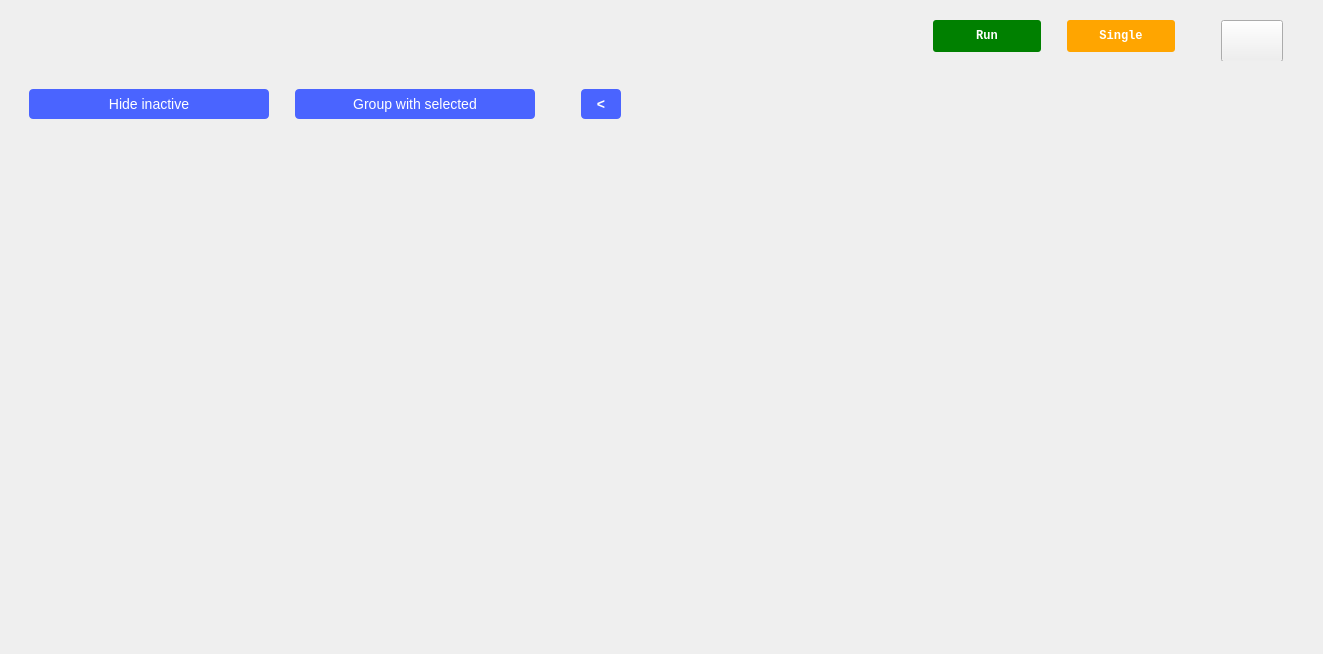
This is ui/logic_analyzer.ui in analogdevicesinc/scopy as Qt 5 draws it before an edit. The edited form follows.
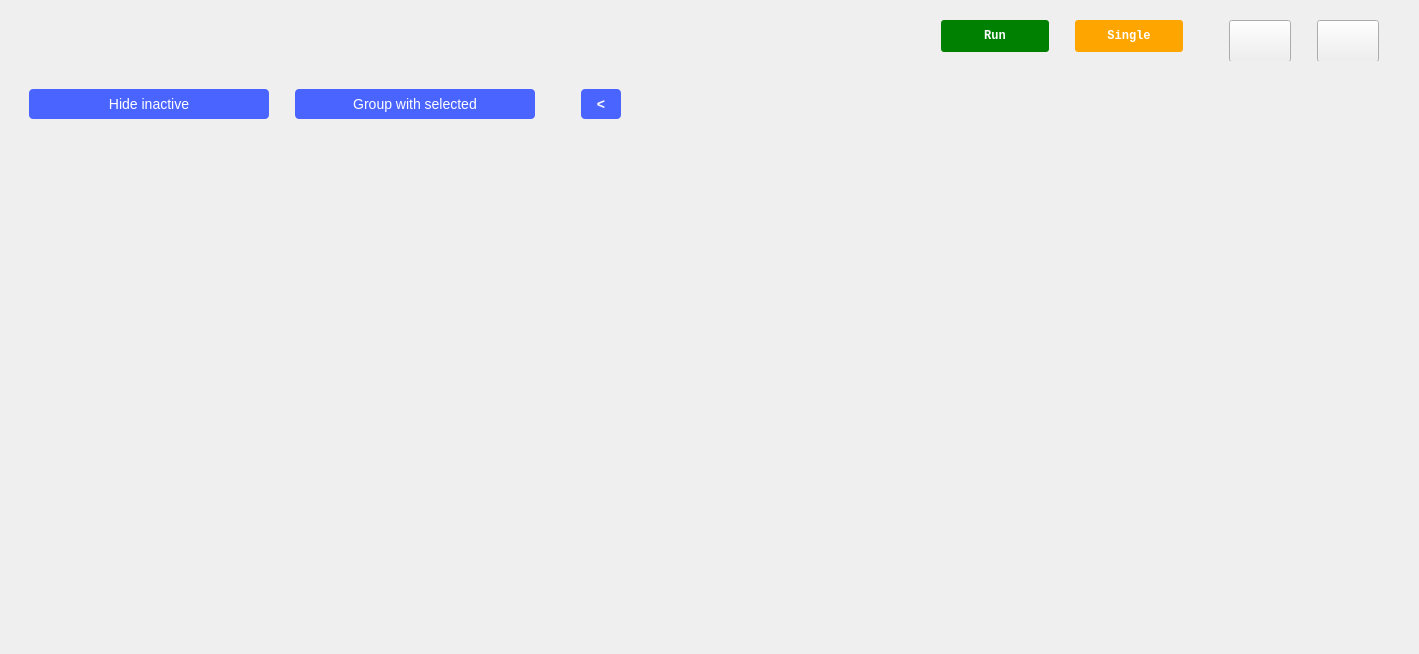
This is the edited form. Icons and pictures are not drawn. Custom widgets are drawn as their Qt base class.

Commit message:
Logic Analyzer: Add highlight feature and display settings in the right menu
-Highlight the selected channel;
-Connect the highlighted channel to the right menu, dynamically displaying required widgets based on the selected decoder;

What changed in the file:
```diff
--- a/ui/logic_analyzer.ui
+++ b/ui/logic_analyzer.ui
@@ -6,7 +6,7 @@
    <rect>
     <x>0</x>
     <y>0</y>
-    <width>1323</width>
+    <width>1419</width>
     <height>654</height>
    </rect>
   </property>
@@ -435,6 +435,9 @@
         <property name="checkable">
          <bool>true</bool>
         </property>
+        <property name="checked">
+         <bool>false</bool>
+        </property>
        </widget>
       </item>
       <item>
@@ -453,6 +456,74 @@
         </property>
        </spacer>
       </item>
+      <item>
+       <widget class="QPushButton" name="btnChSettings">
+        <property name="sizePolicy">
+         <sizepolicy hsizetype="Fixed" vsizetype="Fixed">
+          <horstretch>0</horstretch>
+          <verstretch>0</verstretch>
+         </sizepolicy>
+        </property>
+        <property name="minimumSize">
+         <size>
+          <width>60</width>
+          <height>40</height>
+         </size>
+        </property>
+        <property name="maximumSize">
+         <size>
+          <width>60</width>
+          <height>40</height>
+         </size>
+        </property>
+        <property name="styleSheet">
+         <string notr="true">QPushButton {
+  min-height: 40px;
+  max-height: 40px;
+  min-width: 60px;
+  max-width: 60px;
+}
+
+QPushButton:checked {
+  border-image: url(:/icons/setup3_checked.svg);
+}
+
+QPushButton:checked:hover {
+  border-image: url(:/icons/setup3_checked_hover.svg);
+}
+
+QPushButton:!checked {
+  border-image: url(:/icons/setup3_unchecked.svg);
+}
+
+QPushButton:!checked:hover {
+  border-image: url(:/icons/setup3_unchecked_hover.svg);
+}</string>
+        </property>
+        <property name="text">
+         <string/>
+        </property>
+        <property name="checkable">
+         <bool>true</bool>
+        </property>
+       </widget>
+      </item>
+      <item>
+       <spacer name="horizontalSpacer_9">
+        <property name="orientation">
+         <enum>Qt::Horizontal</enum>
+        </property>
+        <property name="sizeType">
+         <enum>QSizePolicy::Fixed</enum>
+        </property>
+        <property name="sizeHint" stdset="0">
+         <size>
+          <width>20</width>
+          <height>20</height>
+         </size>
+        </property>
+       </spacer>
+      </item>
      </layout>
     </widget>
    </item>
```
Left out of the diff: 22 changed lines with no effect on the pictures. The commit also changes 16 other files.
